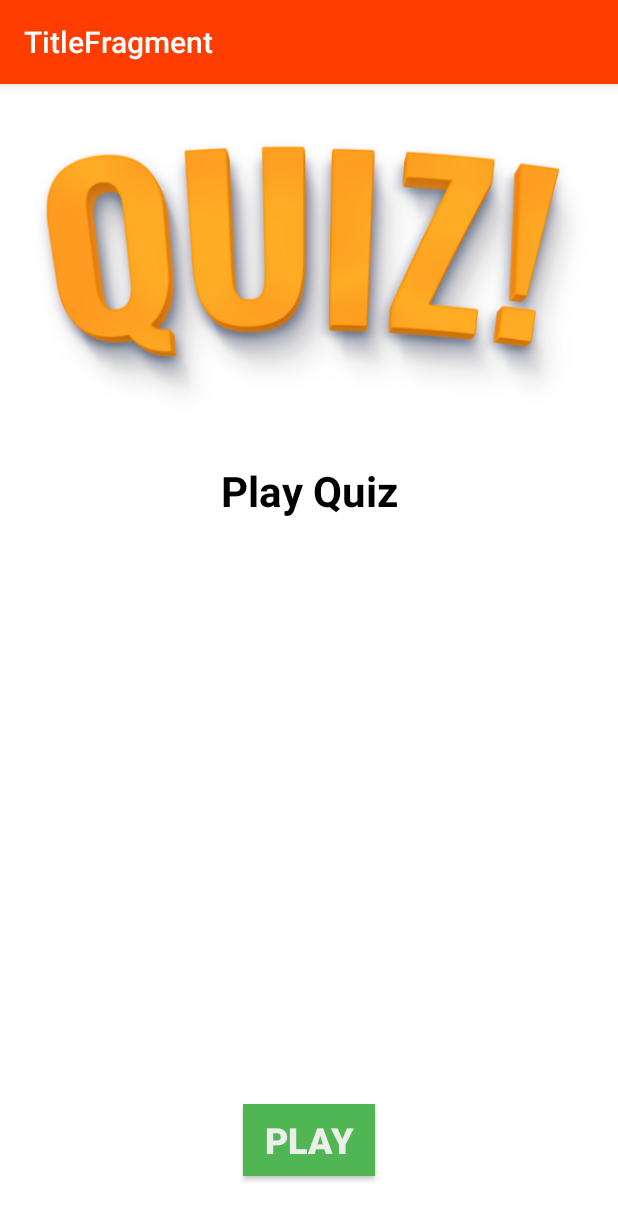
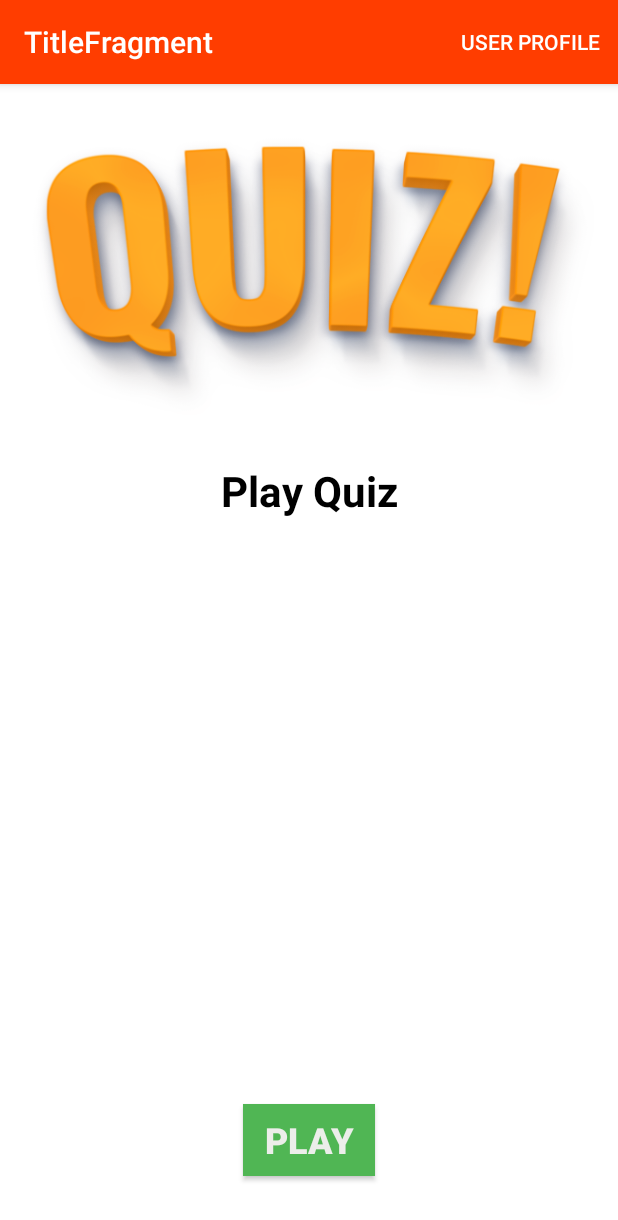
Before and after one commit to pastoral/Simple-Quiz, an Android app: the screen it shows after launch (MainActivity), on a phone screen of 412 x 824 dp. Shown: the top 1220 px of the screen. Run offline under Robolectric (Android 15) with nearby library versions, the phone set to English and light mode, and no system bars; our stand-ins replace data binding, navigation-ui.

Commit message:
Menu added

```diff
--- a/app/src/main/java/com/example/simplequiz/TitleFragment.kt
+++ b/app/src/main/java/com/example/simplequiz/TitleFragment.kt
@@ -2,13 +2,13 @@ package com.example.simplequiz
 
 
 import android.os.Bundle
+import android.view.*
 import androidx.fragment.app.Fragment
-import android.view.LayoutInflater
-import android.view.View
-import android.view.ViewGroup
 import android.widget.TextView
 import androidx.databinding.DataBindingUtil
 import androidx.navigation.Navigation
+import androidx.navigation.findNavController
+import androidx.navigation.ui.NavigationUI
 import com.example.simplequiz.databinding.FragmentTitleBinding
 
 /**
@@ -25,7 +25,21 @@ class TitleFragment : Fragment() {
         binding.btnPlay.setOnClickListener {
             Navigation.findNavController(it).navigate(R.id.action_titleFragment_to_quizFragment3)
         }
+        setHasOptionsMenu(true)
         return binding.root
+    }
+
+    override fun onCreateOptionsMenu(menu: Menu, inflater: MenuInflater) {
+        super.onCreateOptionsMenu(menu, inflater)
+        inflater.inflate(R.menu.app_menu,menu)
+    }
+
+    override fun onOptionsItemSelected(item: MenuItem): Boolean {
+        if(NavigationUI.onNavDestinationSelected(item,view!!.findNavController())){
+            return true
+        }
+        return super.onOptionsItemSelected(item)
+
     }
 
 
--- a/app/src/main/res/layout/fragment_user_profile.xml
+++ b/app/src/main/res/layout/fragment_user_profile.xml
@@ -16,7 +16,7 @@
             android:layout_marginStart="16dp"
             android:layout_marginTop="16dp"
             android:layout_marginEnd="16dp"
-            tools:src="@drawable/profilepic"
+            android:src="@drawable/profilepic"
             app:layout_constraintEnd_toEndOf="parent"
             app:layout_constraintStart_toStartOf="parent"
             app:layout_constraintTop_toTopOf="parent"
@@ -38,7 +38,7 @@
 
         <TextView
             android:id="@+id/txt_name"
-            tools:text="Peter"
+            android:text="Peter"
             app:layout_constraintEnd_toEndOf="parent"
             app:layout_constraintStart_toStartOf="parent"
             app:layout_constraintTop_toBottomOf="@+id/userimage"
@@ -48,7 +48,7 @@
         <TextView
             android:id="@+id/txt_email"
             style="@style/TextBoxStyle"
-            tools:text="email"
+            android:text="email"
             app:layout_constraintEnd_toEndOf="parent"
             app:layout_constraintHorizontal_bias="0.498"
             app:layout_constraintStart_toStartOf="parent"
--- /dev/null
+++ b/app/src/main/res/menu/app_menu.xml
@@ -0,0 +1,11 @@
+<?xml version="1.0" encoding="utf-8"?>
+<menu xmlns:app="http://schemas.android.com/apk/res-auto"
+    xmlns:android="http://schemas.android.com/apk/res/android">
+
+    <item
+        android:id="@+id/userProfileFragment"
+        android:enabled="true"
+        android:title="User Profile"
+        android:visible="true"
+        app:showAsAction="always" />
+</menu>
--- a/app/src/main/res/navigation/app_navigation.xml
+++ b/app/src/main/res/navigation/app_navigation.xml
@@ -56,4 +56,8 @@
             android:name="wrongAnswers"
             app:argType="string[]" />
     </fragment>
+    <fragment
+        android:id="@+id/userProfileFragment"
+        android:name="com.example.simplequiz.UserProfileFragment"
+        android:label="UserProfileFragment" />
 </navigation>
```
Also changed, not shown: app/src/main/java/com/example/simplequiz/UserProfileFragment.kt (added, +29 -0 lines).
